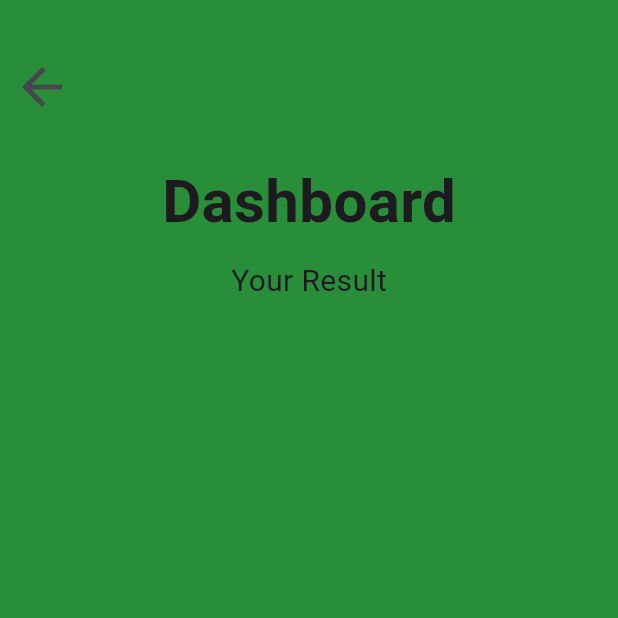
After one commit to Gauravrai8287/first_application, a Flutter app: the policygraph_page screen opened directly, on a phone screen of 412 x 824 dp, the top half of it. The commit adds this screen. Run offline on Flutter 3.47's test engine with Material 3 defaults, Android fonts, the phone set to English and light mode, and no system bars.

Commit message:
work on graph

```diff
--- a/lib/domain_page.dart
+++ b/lib/domain_page.dart
@@ -1,3 +1,4 @@
+import 'package:first_application/policypraph_page.dart';
 import 'package:flutter/material.dart';
 
 class domain_page extends StatelessWidget {
@@ -21,7 +22,7 @@ class domain_page extends StatelessWidget {
                     },
                     icon: Icon(
                       Icons.arrow_back,
-                      size: 30,
+                      size: 40,
                     )),
               ],
             ),
@@ -126,10 +127,10 @@ class domain_page extends StatelessWidget {
                 width: double.infinity,
                 child: ElevatedButton(
                   onPressed: () {
-                    Navigator.pop(context);
+                    Navigator.push(context, MaterialPageRoute(builder: (context)=>policygraph_page()));
                   },
                   child: Text(
-                    ' Login ',
+                    ' Upload ',
                     style: TextStyle(
                         fontWeight: FontWeight.w500,
                         fontSize: 20,
--- /dev/null
+++ b/lib/policypraph_page.dart
@@ -0,0 +1,49 @@
+import 'package:flutter/material.dart';
+class policygraph_page extends StatelessWidget {
+  const policygraph_page({super.key});
+
+  @override
+  Widget build(BuildContext context) {
+    return Scaffold(
+      backgroundColor: Color.fromRGBO(41, 142, 57, 68),
+      body: Container(
+        child: Column(
+          children: [
+            SizedBox(
+              height: 30,
+            ),
+            Row(
+              children: [
+                IconButton(onPressed: (){}, icon:Icon(Icons.arrow_back,size: 40,) ),
+              ],
+            ),
+            SizedBox(
+              height: 20,
+            ),
+            Container(
+              child: Column(
+               children: [
+                Text('Dashboard',
+                style: TextStyle(
+                  fontSize: 40,
+                  fontWeight: FontWeight.w700,
+                ),),
+                SizedBox(
+                  height: 10,
+                ),
+                Text('Your Result',
+                style: TextStyle(
+                  fontSize: 20,
+                ),)
+               ],
+              ),
+            ),
+            Container(
+
+            ),
+          ],
+        ),
+      ),
+    );
+  }
+}
--- a/pubspec.yaml
+++ b/pubspec.yaml
@@ -39,6 +39,7 @@ dependencies:
 dev_dependencies:
   flutter_test:
     sdk: flutter
+  fl_chart: ^0.66.2
 
   # The "flutter_lints" package below contains a set of recommended lints to
   # encourage good coding practices. The lint set provided by the package is
```
Also changed, not shown: pubspec.lock.
